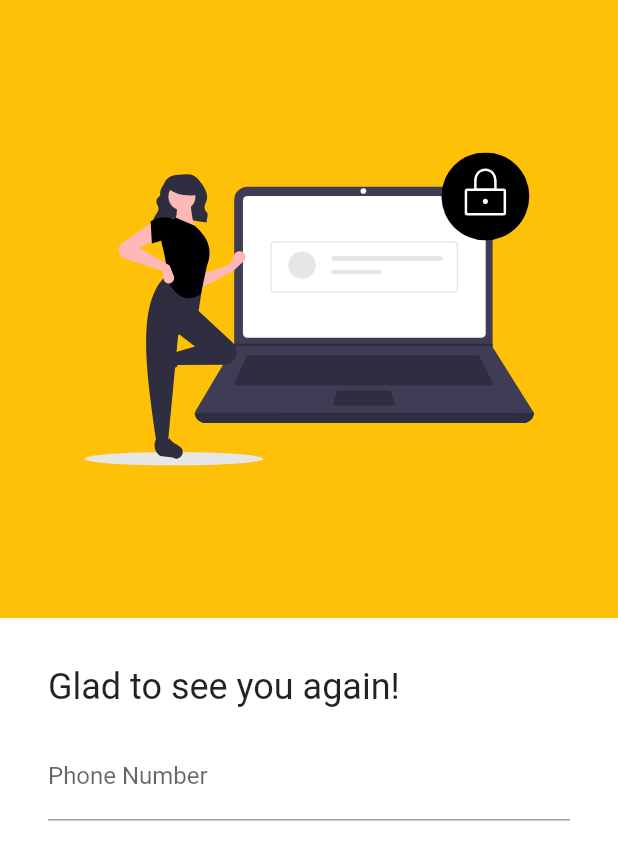
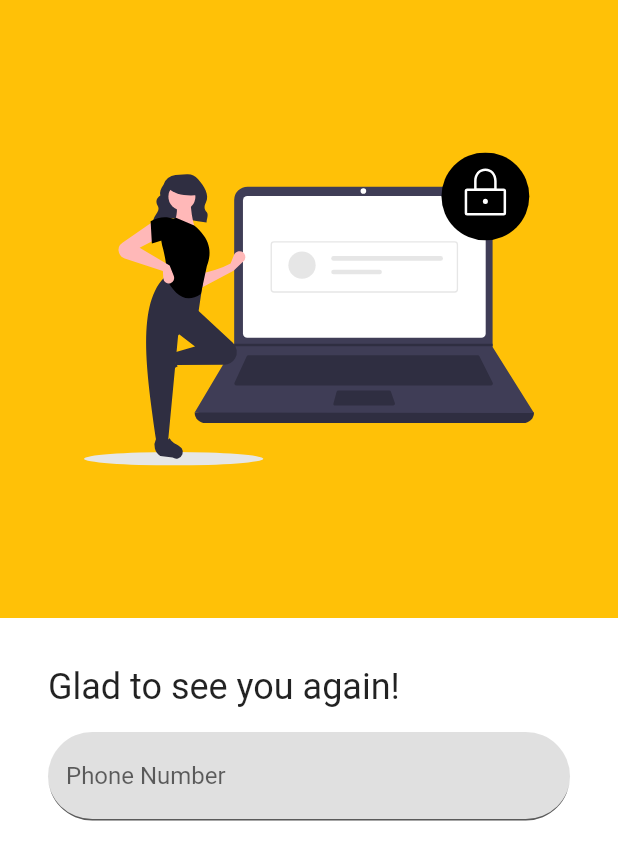
Before and after one commit to Rizwan-Raza/makemywindoor, a Flutter app: the screen it shows after launch, on a phone screen of 412 x 824 dp. Shown: the top 860 px of the screen. Run offline on Flutter 3.47's test engine with Material 2 defaults, Android fonts, the phone set to English and light mode, and no system bars; our stand-ins replace flutter_svg.

```diff
--- a/lib/screens/login.dart
+++ b/lib/screens/login.dart
@@ -37,8 +37,16 @@ class LoginScreen extends StatelessWidget {
                     child: Column(
                       children: [
                         TextFormField(
-                          decoration: const InputDecoration(
-                              labelText: "Phone Number", fillColor: Colors.red),
+                          decoration: InputDecoration(
+                              filled: true,
+                              labelText: "Phone Number",
+                              border: UnderlineInputBorder(
+                                borderRadius: BorderRadius.circular(32),
+                                borderSide: const BorderSide(
+                                  color: Colors.transparent,
+                                ),
+                              ),
+                              fillColor: Colors.black12),
                         ),
                       ],
                     ),
```
